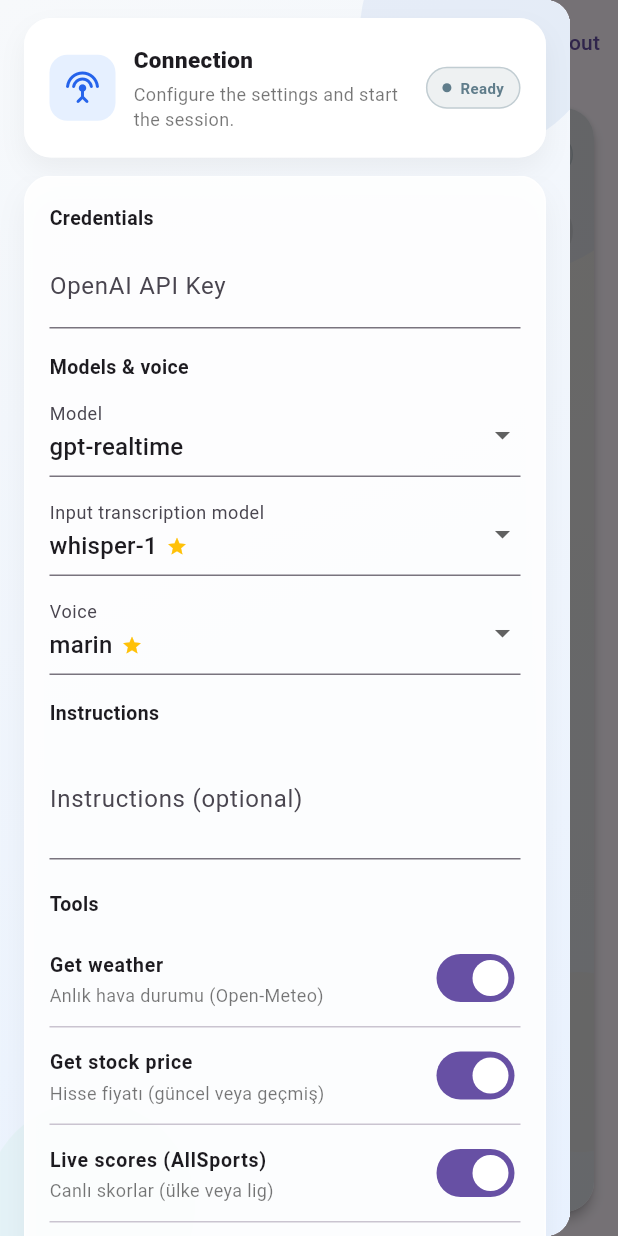
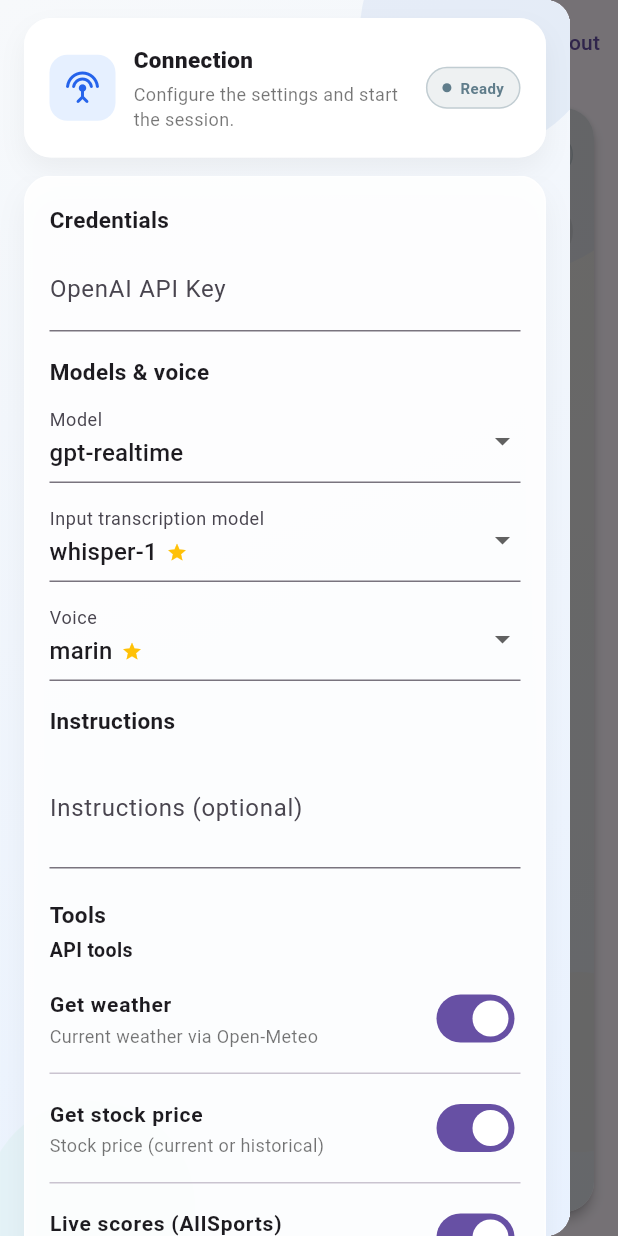
Before and after one commit to yigitcuhadar/personai, a Flutter app: the screen it shows once a user with an empty profile is signed in, on a phone screen of 412 x 824 dp. Run offline on Flutter 3.47's test engine with Material 3 defaults, Android fonts, the phone set to English and light mode, and no system bars; our stand-ins replace bloc, equatable, firebase_auth, firebase_core, flutter_bloc, formz and 2 more; missing offline and left inert: device_calendar, flutter_webrtc; accounts and stored records are empty.

```diff
--- a/lib/features/home/presentation/cubit/home_cubit.dart
+++ b/lib/features/home/presentation/cubit/home_cubit.dart
@@ -58,7 +58,10 @@ class HomeCubit extends Cubit<HomeState> {
           apiKey: config.allSportsApiKey,
           onHttpLog: _logHttp,
         ));
-    _calendarService = calendarService ?? _calendarServiceSingleton ?? (_calendarServiceSingleton = CalendarService());
+    _calendarService =
+        calendarService ??
+        _calendarServiceSingleton ??
+        (_calendarServiceSingleton = CalendarService());
   }
 
   final AppConfig _config;
@@ -81,11 +84,13 @@ class HomeCubit extends Cubit<HomeState> {
   static CalendarService? _calendarServiceSingleton;
 
   void onApiKeyChanged(String value) {
-    if (state.canFixedFieldsChange) emit(state.copyWith(apiKey: ApiKeyInput.dirty(value)));
+    if (state.canFixedFieldsChange)
+      emit(state.copyWith(apiKey: ApiKeyInput.dirty(value)));
   }
 
   void onModelChanged(String value) {
-    if (state.canFixedFieldsChange) emit(state.copyWith(model: ModelInput.dirty(value)));
+    if (state.canFixedFieldsChange)
+      emit(state.copyWith(model: ModelInput.dirty(value)));
   }
 
   void onInputAudioTranscriptionChanged(String value) {
@@ -98,21 +103,36 @@ class HomeCubit extends Cubit<HomeState> {
   }
 
   void onVoiceChanged(String value) {
-    if (state.canFixedFieldsChange) emit(state.copyWith(voice: VoiceInput.dirty(value)));
+    if (state.canFixedFieldsChange)
+      emit(state.copyWith(voice: VoiceInput.dirty(value)));
   }
 
   void onInstructionsChanged(String value) {
-    if (state.canUnfixedFieldsChange) emit(state.copyWith(instructions: InstructionsInput.dirty(value)));
+    if (state.canUnfixedFieldsChange)
+      emit(state.copyWith(instructions: InstructionsInput.dirty(value)));
   }
 
   void onToolToggled(String name, bool enabled) {
     if (!state.canUnfixedFieldsChange) return;
-    final nextToggles = _normalizedToolToggles(state.toolToggles)..[name] = enabled;
+    final nextToggles = _normalizedToolToggles(state.toolToggles)
+      ..[name] = enabled;
+    emit(state.copyWith(toolToggles: nextToggles));
+  }
+
+  void onToolFamilyToggled(String family, bool enabled) {
+    if (!state.canUnfixedFieldsChange) return;
+    final familyKey = toolFamilyToggleKey(family);
+    final nextToggles = _normalizedToolToggles(state.toolToggles)
+      ..[familyKey] = enabled;
+    for (final tool in kToolOptions) {
+      if (tool.family == family) nextToggles[tool.name] = enabled;
+    }
     emit(state.copyWith(toolToggles: nextToggles));
   }
 
   void onPromptChanged(String value) {
-    if (state.isConnected) emit(state.copyWith(prompt: PromptInput.dirty(value)));
+    if (state.isConnected)
+      emit(state.copyWith(prompt: PromptInput.dirty(value)));
   }
 
   void clearLogs() {
@@ -347,13 +367,17 @@ class HomeCubit extends Cubit<HomeState> {
               .where((text) => text.isNotEmpty)
               .join('\n');
 
-          final seedText = initialText.isNotEmpty ? initialText : initialTranscript;
+          final seedText = initialText.isNotEmpty
+              ? initialText
+              : initialTranscript;
           if (seedText.isEmpty) break;
 
           final useTextId = initialText.isNotEmpty;
           if (useTextId) _responseTextKeys.add(outputKey);
           messageUpdate = _MessageUpdate.text(
-            id: useTextId ? _outputTextId(outputKey) : _outputAudioTranscriptId(outputKey),
+            id: useTextId
+                ? _outputTextId(outputKey)
+                : _outputAudioTranscriptId(outputKey),
             direction: LogDirection.server,
             text: seedText,
             isFinal: item.status == 'completed',
@@ -422,7 +446,10 @@ class HomeCubit extends Cubit<HomeState> {
     final callId = event.callId;
     final toolName = _toolNameByCallId[callId] ?? 'unknown_tool';
     final toggles = _normalizedToolToggles(state.toolToggles);
-    final isEnabled = toggles[toolName] ?? false;
+    final toolDef = _toolByName(toolName);
+    final isEnabled = toolDef != null
+        ? _isToolEnabled(toolDef, toggles)
+        : (toggles[toolName] ?? false);
 
     Map<String, dynamic> output;
     try {
@@ -623,12 +650,18 @@ class HomeCubit extends Cubit<HomeState> {
     final includeVoice = forceAll;
     final includeAudioTranscription = forceAll;
     final includeTools = forceAll || toolsChanged;
-    final tools = includeTools ? _enabledRealtimeTools(state.toolToggles) : null;
+    final tools = includeTools
+        ? _enabledRealtimeTools(state.toolToggles)
+        : null;
 
     final session = RealtimeSessionConfig(
       voice: includeVoice ? state.voice.value : null,
-      instructions: includeInstructions ? state.instructions.value.trim() : null,
-      inputAudioTranscription: includeAudioTranscription ? {'model': state.inputAudioTranscription.value} : null,
+      instructions: includeInstructions
+          ? state.instructions.value.trim()
+          : null,
+      inputAudioTranscription: includeAudioTranscription
+          ? {'model': state.inputAudioTranscription.value}
+          : null,
       tools: tools,
     );
     if (session.voice == null &&
@@ -682,8 +715,11 @@ class HomeCubit extends Cubit<HomeState> {
     Object? rawEvent,
   }) {
     final now = timestamp ?? DateTime.now();
-    final normalizedPayload = Map<String, dynamic>.from(payload)..putIfAbsent('type', () => type);
-    final elapsed = _sessionCreatedAt != null ? now.difference(_sessionCreatedAt!) : null;
+    final normalizedPayload = Map<String, dynamic>.from(payload)
+      ..putIfAbsent('type', () => type);
+    final elapsed = _sessionCreatedAt != null
+        ? now.difference(_sessionCreatedAt!)
+        : null;
     final detail = LogEventDetail(
       payload: normalizedPayload,
       timestamp: now,
@@ -695,7 +731,8 @@ class HomeCubit extends Cubit<HomeState> {
     if (logs.isNotEmpty) {
       final last = logs.last;
       if (last.type == type && last.direction == direction) {
-        final updatedDetails = List<LogEventDetail>.from(last.details)..add(detail);
+        final updatedDetails = List<LogEventDetail>.from(last.details)
+          ..add(detail);
         logs[logs.length - 1] = last.copyWith(details: updatedDetails);
         emit(state.copyWith(logs: logs));
         return;
@@ -737,7 +774,9 @@ class HomeCubit extends Cubit<HomeState> {
           : incoming;
       final shouldStream = isFinal ? false : (hasDelta || existing.isStreaming);
       final shouldInterrupt = interrupt || existing.isInterrupted;
-      if (nextText == existing.text && existing.isStreaming == shouldStream && existing.isInterrupted == shouldInterrupt) {
+      if (nextText == existing.text &&
+          existing.isStreaming == shouldStream &&
+          existing.isInterrupted == shouldInterrupt) {
         return;
       }
       messages[index] = existing.copyWith(
@@ -766,14 +805,35 @@ class HomeCubit extends Cubit<HomeState> {
     return merged;
   }
 
+  ToolOption? _toolByName(String name) {
+    for (final tool in kToolOptions) {
+      if (tool.name == name) return tool;
+    }
+    return null;
+  }
+
+  bool _isToolEnabled(ToolOption tool, Map<String, bool> mergedToggles) {
+    final family = tool.family;
+    if (family != null) {
+      final familyKey = toolFamilyToggleKey(family);
+      if (!(mergedToggles[familyKey] ?? true)) return false;
+    }
+    return mergedToggles[tool.name] ?? false;
+  }
+
   List<RealtimeTool> _enabledRealtimeTools(Map<String, bool> toggles) {
     final merged = _normalizedToolToggles(toggles);
-    return kToolOptions.where((tool) => merged[tool.name] ?? false).map((tool) => tool.toRealtimeTool()).toList();
+    return kToolOptions
+        .where((tool) => _isToolEnabled(tool, merged))
+        .map((tool) => tool.toRealtimeTool())
+        .toList();
   }
 
-  String _inputTranscriptId(String itemId, int contentIndex) => 'input_audio:$itemId:$contentIndex';
+  String _inputTranscriptId(String itemId, int contentIndex) =>
+      'input_audio:$itemId:$contentIndex';
 
-  String _outputKey(String itemId, int outputIndex, int contentIndex) => '$itemId:$outputIndex:$contentIndex';
+  String _outputKey(String itemId, int outputIndex, int contentIndex) =>
+      '$itemId:$outputIndex:$contentIndex';
 
   String _outputTextId(String key) => 'output_text:$key';
 
--- a/lib/features/home/presentation/models/tool_option.dart
+++ b/lib/features/home/presentation/models/tool_option.dart
@@ -7,6 +7,8 @@ class ToolOption {
     required this.description,
     required this.shortDescription,
     required this.parameters,
+    required this.group,
+    this.family,
   });
 
   final String name;
@@ -14,6 +16,8 @@ class ToolOption {
   final String description;
   final String shortDescription;
   final Map<String, dynamic> parameters;
+  final ToolGroup group;
+  final String? family;
 
   RealtimeTool toRealtimeTool() => RealtimeTool(
     type: 'function',
@@ -23,13 +27,21 @@ class ToolOption {
   );
 }
 
+enum ToolGroup { api, local }
+
+const String kToolFamilyCalendar = 'calendar';
+const String kToolFamilyTogglePrefix = 'family_toggle:';
+String toolFamilyToggleKey(String family) => '$kToolFamilyTogglePrefix$family';
+String get kCalendarToolsToggle => toolFamilyToggleKey(kToolFamilyCalendar);
+
 const List<ToolOption> kToolOptions = [
   ToolOption(
     name: 'get_weather',
     label: 'Get weather',
     description:
         'Fetch current weather via Open-Meteo (geocoding + forecast). Return the raw service payload; do not convert units. Reuse previously returned data for the same location instead of calling again unless the user asks for an update.',
-    shortDescription: 'Anlık hava durumu (Open-Meteo)',
+    shortDescription: 'Current weather via Open-Meteo',
+    group: ToolGroup.api,
     parameters: {
       "type": "object",
       "properties": {
@@ -52,7 +64,8 @@ const List<ToolOption> kToolOptions = [
     label: 'Get stock price',
     description:
         'Get stock price (current via GLOBAL_QUOTE, historical via TIME_SERIES_DAILY). Use GLOBAL_QUOTE only for latest/today; use TIME_SERIES_DAILY for past dates. Return only the requested date entry (not the whole series). Reuse previously returned data for the same symbol/date unless the user asks for a refresh.',
-    shortDescription: 'Hisse fiyatı (güncel veya geçmiş)',
+    shortDescription: 'Stock price (current or historical)',
+    group: ToolGroup.api,
     parameters: {
       "type": "object",
       "properties": {
@@ -78,7 +91,8 @@ const List<ToolOption> kToolOptions = [
     label: 'Live scores (AllSports)',
     description:
         'Fetch soccer/football live scores via AllSports. If league is provided, resolve league_id (and country_id from the league) and query by league; if only country is provided, resolve country_id and query by country. Return the raw API payload and any matched lookup info. Reuse previously returned data for the same country/league unless the user asks for a refresh.',
-    shortDescription: 'Canlı skorlar (ülke veya lig)',
+    shortDescription: 'Live football scores (country or league)',
+    group: ToolGroup.api,
     parameters: {
       "type": "object",
       "properties": {
@@ -102,7 +116,9 @@ const List<ToolOption> kToolOptions = [
     label: 'Get calendar events',
     description:
         'List calendar events via device_calendar to answer scheduling questions. If no start/end is provided, default to start of today through the next 30 days. Use event_id for a single event lookup. Filter results with search_query across title/description/location.',
-    shortDescription: 'Takvim etkinliklerini getir',
+    shortDescription: 'List device calendar events',
+    group: ToolGroup.local,
+    family: kToolFamilyCalendar,
     parameters: {
       "type": "object",
       "properties": {
@@ -153,7 +169,9 @@ const List<ToolOption> kToolOptions = [
     label: 'Add calendar event',
     description:
         'Create a calendar event using device_calendar. Use a writable calendar (provided or default). Require title, start/end time (ISO). Respect all_day flag. Reuse chosen calendar if not provided.',
-    shortDescription: 'Takvime etkinlik ekle',
+    shortDescription: 'Add an event to the device calendar',
+    group: ToolGroup.local,
+    family: kToolFamilyCalendar,
     parameters: {
       "type": "object",
       "properties": {
@@ -189,7 +207,9 @@ const List<ToolOption> kToolOptions = [
     label: 'Update calendar event',
     description:
         'Update a calendar event via device_calendar by event_id. Merge provided fields; if calendar_id is omitted, uses first writable calendar. Start/end are ISO strings.',
-    shortDescription: 'Takvim etkinliğini güncelle',
+    shortDescription: 'Update an event on the device calendar',
+    group: ToolGroup.local,
+    family: kToolFamilyCalendar,
     parameters: {
       "type": "object",
       "properties": {
@@ -223,7 +243,9 @@ const List<ToolOption> kToolOptions = [
     label: 'Delete calendar event',
     description:
         'Delete a calendar event via device_calendar using event_id (and optional calendar_id).',
-    shortDescription: 'Takvim etkinliğini sil',
+    shortDescription: 'Delete an event from the device calendar',
+    group: ToolGroup.local,
+    family: kToolFamilyCalendar,
     parameters: {
       "type": "object",
       "properties": {
@@ -241,5 +263,6 @@ const List<ToolOption> kToolOptions = [
 ];
 
 Map<String, bool> defaultToolToggles() => {
+  kCalendarToolsToggle: true,
   for (final tool in kToolOptions) tool.name: true,
 };
--- a/lib/features/home/presentation/widgets/connection_drawer.dart
+++ b/lib/features/home/presentation/widgets/connection_drawer.dart
@@ -183,7 +183,7 @@ class _DrawerFields extends StatelessWidget {
         _InstructionsField(),
         SizedBox(height: 20),
         _SectionTitle('Tools'),
-        SizedBox(height: 8),
+        SizedBox(height: 4),
         _ToolToggleList(),
         SizedBox(height: 20),
         _ConnectButtons(),
@@ -194,6 +194,19 @@ class _DrawerFields extends StatelessWidget {
 
 class _SectionTitle extends StatelessWidget {
   const _SectionTitle(this.label);
+
+  final String label;
+
+  @override
+  Widget build(BuildContext context) {
+    return Text(
+      label,
+      style: const TextStyle(fontWeight: FontWeight.w700, fontSize: 15),
+    );
+  }
+}
+class _SubSectionTitle extends StatelessWidget {
+  const _SubSectionTitle(this.label);
 
   final String label;
 
@@ -419,24 +432,36 @@ class _ToolToggleList extends StatelessWidget {
           p.canUnfixedFieldsChange != c.canUnfixedFieldsChange,
       builder: (context, state) {
         final isEnabled = state.canUnfixedFieldsChange;
-        final toggles = {
-          for (final tool in kToolOptions) tool.name: true,
-          ...state.toolToggles,
-        };
+        final toggles = defaultToolToggles()..addAll(state.toolToggles);
+        final calendarEnabled = toggles[kCalendarToolsToggle] ?? true;
+        final apiTools = kToolOptions
+            .where((tool) => tool.group == ToolGroup.api)
+            .toList();
+        final calendarTools = kToolOptions
+            .where((tool) => tool.family == kToolFamilyCalendar)
+            .toList();
 
-        return Column(
-          children: [
-            for (final tool in kToolOptions) ...[
+        List<Widget> buildToolTiles(
+          List<ToolOption> tools, {
+          bool isChild = false,
+        }) => [
+          for (final tool in tools) ...[
             SwitchListTile.adaptive(
-                dense: true,
-                contentPadding: EdgeInsets.zero,
+              dense: isChild,
+              contentPadding: EdgeInsets.only(left: isChild ? 24 : 0),
               title: Text(
                 tool.label,
-                  style: const TextStyle(fontWeight: FontWeight.w600),
+                style: TextStyle(
+                  fontWeight: FontWeight.w600,
+                  fontSize: isChild ? 13 : 14,
+                ),
               ),
               subtitle: Text(
                 tool.shortDescription,
-                  style: const TextStyle(fontSize: 12, color: Colors.black54),
+                style: TextStyle(
+                  fontSize: 12,
+                  color: Colors.black.withAlpha(140),
+                ),
               ),
               value: toggles[tool.name] ?? true,
               onChanged: isEnabled
@@ -448,6 +473,43 @@ class _ToolToggleList extends StatelessWidget {
             ),
             const Divider(height: 1),
           ],
+        ];
+
+        return Column(
+          crossAxisAlignment: CrossAxisAlignment.start,
+          children: [
+            const Align(
+              alignment: Alignment.centerLeft,
+              child: _SubSectionTitle('API tools'),
+            ),
+            ...buildToolTiles(apiTools),
+            const SizedBox(height: 20),
+            const Align(
+              alignment: Alignment.centerLeft,
+              child: _SubSectionTitle('Local tools'),
+            ),
+            SwitchListTile.adaptive(
+              dense: false,
+              contentPadding: EdgeInsets.zero,
+              title: const Text(
+                'Calendar tools',
+                style: TextStyle(fontWeight: FontWeight.w600),
+              ),
+              subtitle: const Text(
+                'Enable or hide all device calendar tools',
+                style: TextStyle(fontSize: 12, color: Colors.black54),
+              ),
+              value: calendarEnabled,
+              onChanged: isEnabled
+                  ? (value) => context.read<HomeCubit>().onToolFamilyToggled(
+                      kToolFamilyCalendar,
+                      value,
+                    )
+                  : null,
+            ),
+            const Divider(height: 1),
+            if (calendarEnabled)
+              ...buildToolTiles(calendarTools, isChild: true),
           ],
         );
       },
```
Lines whose indentation alone changed are shown as unchanged.
